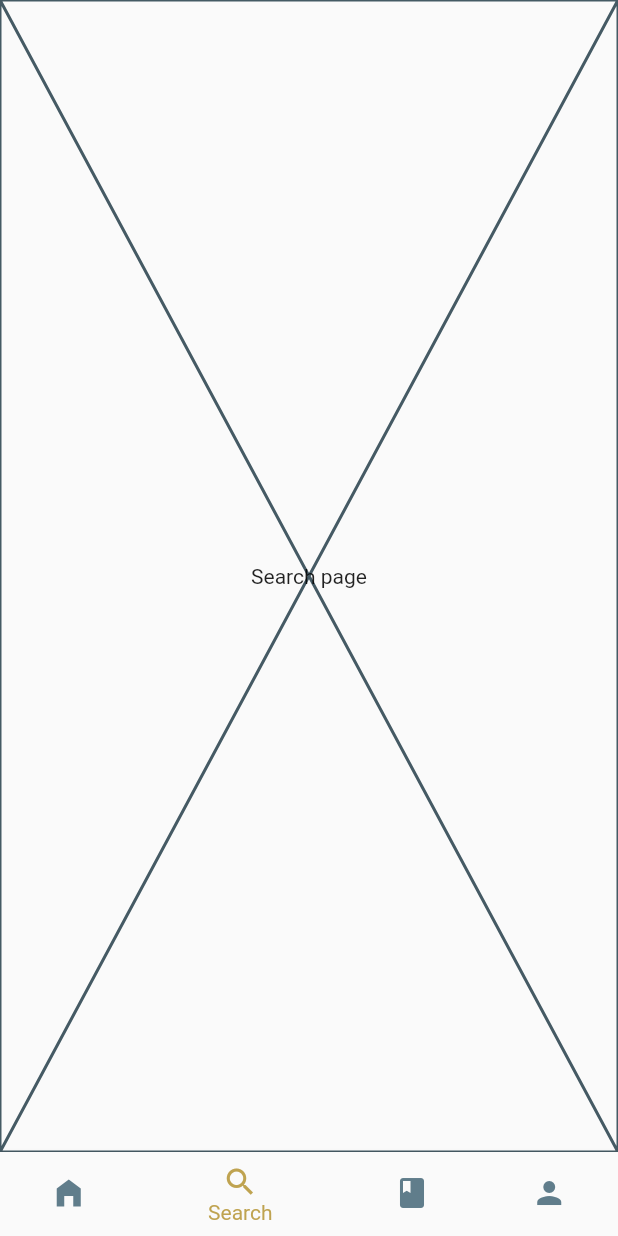
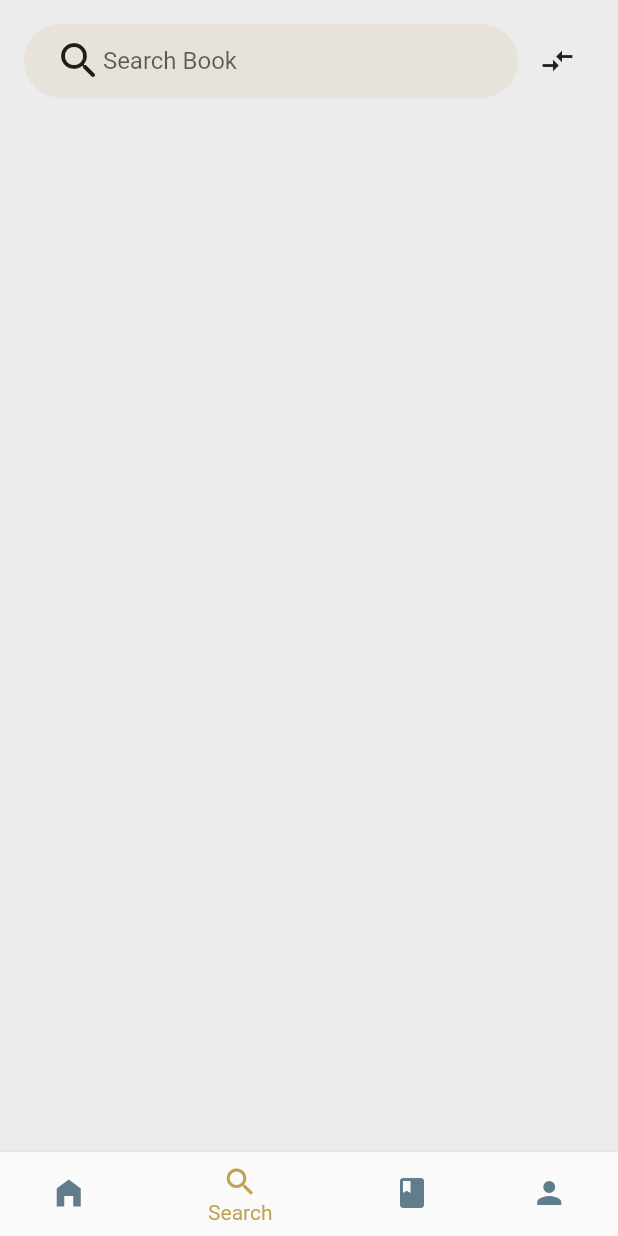
Before and after one commit to Masa97z/meal_app, a Flutter app: the screen it shows after launch, item 2 of the bottom bar chosen, on a phone screen of 412 x 824 dp. Run offline on Flutter 3.47's test engine with Material 2 defaults, Android fonts, the phone set to English and light mode, and no system bars; our stand-ins replace smooth_page_indicator; network calls fail.

Commit message:
add search box to search page

```diff
--- a/lib/data/res.dart
+++ b/lib/data/res.dart
@@ -5,6 +5,7 @@ import 'package:book_app/pages/search_Page.dart';
 import 'package:flutter/material.dart';
 
 const List<IconData> iconNavBar = [Icons.home_filled , Icons.search,Icons.book , Icons.person];
+const Color packGroundColor = Color(0xffececec);
 const Color primaryColor = Color.fromARGB(223, 183, 151, 56);
 const String imageSrc =  'https://d2sofvawe08yqg.cloudfront.net/thepsychologyofmoney/s_hero?1657640958';
 const List<Widget> pages = [HomePage(),SearchPage(),Library(),Profile()];
--- a/lib/home_page.dart
+++ b/lib/home_page.dart
@@ -28,8 +28,9 @@ class _HomePageState extends State<HomePage> {
     ];
 
     return Scaffold(
-      backgroundColor: Color(0xffFAFAFA),
+      backgroundColor: packGroundColor,
       body: SafeArea(
+
         child: Column(
           children: [
             Container(
--- a/lib/pages/search_Page.dart
+++ b/lib/pages/search_Page.dart
@@ -1,10 +1,24 @@
+import 'package:book_app/data/res.dart';
+import 'package:book_app/util/searh_bar.dart';
 import 'package:flutter/material.dart';
 class SearchPage extends StatelessWidget {
   const SearchPage({super.key});
 
   @override
   Widget build(BuildContext context) {
-    return const Placeholder(child: Center(child: Text('Search page')),
+    bool flag = false;
+    final width = MediaQuery.of(context).size.width;
+    final height = MediaQuery.of(context).size.height;
+    return SafeArea(child: Container(
+      padding:const EdgeInsets.all(16),
+      color: packGroundColor,
+      child: Column(
+        children: [
+          SearchBarWidget(width: width, height: height,falg :flag),
+
+        ],
+      ),
+    ),
 
     );
   }
--- /dev/null
+++ b/lib/util/searh_bar.dart
@@ -0,0 +1,57 @@
+import 'package:flutter/material.dart';
+
+import '../data/res.dart';
+class SearchBarWidget extends StatefulWidget {
+  const SearchBarWidget({
+    super.key,
+    required this.width,
+    required this.height,
+    required this.falg,
+  });
+  final bool falg;
+  final double width;
+  final double height;
+
+  @override
+  State<SearchBarWidget> createState() => _SearchBarWidgetState();
+}
+
+class _SearchBarWidgetState extends State<SearchBarWidget> {
+  @override
+  Widget build(BuildContext context) {
+    return Row(
+      children: [
+        Container(
+          width: widget.width*0.8,
+          height: widget.height*0.06,
+          decoration: BoxDecoration(color: primaryColor.withOpacity(0.1),
+            borderRadius: BorderRadius.circular(32),
+          ),
+          child: Row(
+            children: [SizedBox(width: widget.width*0.05,),
+              const Icon(Icons.search_rounded,size: 32,),
+              const Expanded(
+                child: TextField(
+                  decoration: InputDecoration(
+                    hintText: 'Search Book',
+                    enabledBorder: InputBorder.none,
+                    focusedBorder: InputBorder.none,
+                  ),
+
+                ),
+              ),
+
+            ],
+          ),
+        ),
+        SizedBox(width: 2),
+        IconButton(onPressed: (){
+          setState(() {
+
+          });
+
+        }, icon: Icon(Icons.compare_arrows))
+      ],
+    );
+  }
+}
```
